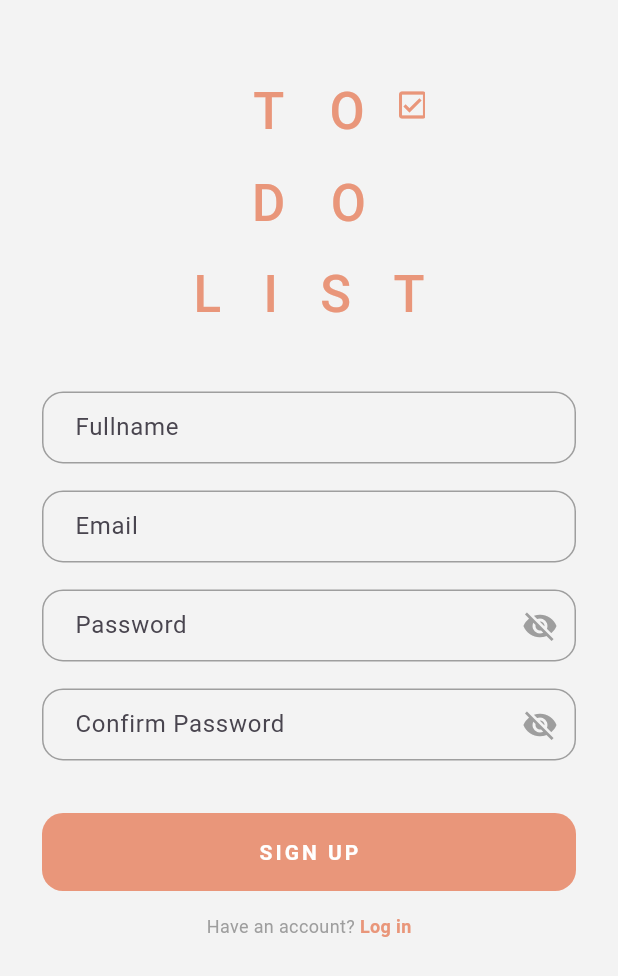
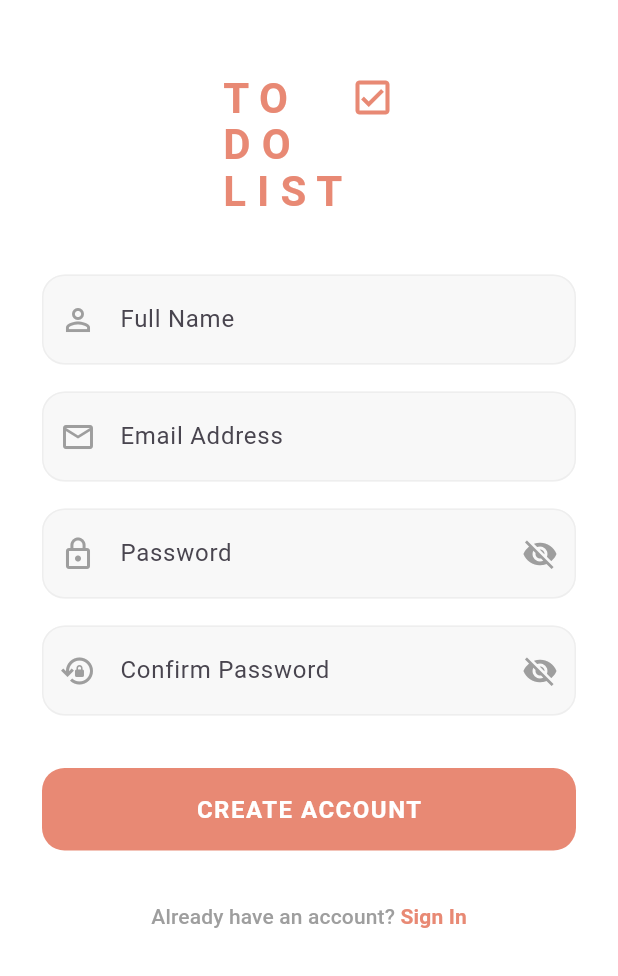
Before and after one commit to Kewqq/todo_app, a Flutter app: the SignUpPage screen opened directly, on a phone screen of 412 x 824 dp. Shown: the top 976 px of the screen. Run offline on Flutter 3.47's test engine with Material 3 defaults, Android fonts, the light colour scheme and no system bars; our stand-ins replace cloud_firestore, firebase_auth, firebase_core; accounts and stored records are empty.

Commit message:
Full App

```diff
--- a/lib/main.dart
+++ b/lib/main.dart
@@ -1,5 +1,6 @@
 import 'package:flutter/material.dart';
 import 'package:firebase_core/firebase_core.dart';
+import 'package:todo_app/screens/home_screen.dart';
 import 'screens/login_screen.dart';
 
 void main() async {
@@ -27,7 +28,7 @@ class MyApp extends StatelessWidget {
         primarySwatch: Colors.red,
         useMaterial3: true,
       ),
-      home: const LoginScreen(),
+      home: const HomeScreen(),
     );
   }
 }
--- a/lib/screens/home_screen.dart
+++ b/lib/screens/home_screen.dart
@@ -92,10 +92,10 @@ class _HomeScreenState extends State<HomeScreen> {
               icon: const Icon(Icons.people_alt, color: Colors.black),
               onPressed: () async {
                 if (context.mounted) {
-                  Navigator.pushAndRemoveUntil(
+                  Navigator.push(
                     context,
                     MaterialPageRoute(builder: (context) => const ProfileScreen()),
-                        (route) => false,
+
                   );
                 }
               })
--- a/lib/screens/signup_register.dart
+++ b/lib/screens/signup_register.dart
@@ -10,7 +10,7 @@ class SignUpPage extends StatefulWidget {
 }
 
 class _SignUpPageState extends State<SignUpPage> {
-  // 1. สร้างตัวแปรรับค่า (เพิ่ม Fullname)
+  // 1. ตัวแปรรับค่า
   final TextEditingController _fullnameController = TextEditingController();
   final TextEditingController _emailController = TextEditingController();
   final TextEditingController _passwordController = TextEditingController();
@@ -22,16 +22,16 @@ class _SignUpPageState extends State<SignUpPage> {
   bool obscure1 = true;
   bool obscure2 = true;
 
-  final Color primary = const Color(0xFFE9967A); // สีส้มพีชตาม Theme
+  final Color primary = const Color(0xFFE88974); // ปรับสีส้มพีชให้ตรงกับหน้า Profile
 
   // --- ฟังก์ชันสมัครสมาชิก ---
   void _handleSignUp() async {
-    String fullname = _fullnameController.text.trim(); // ดึงค่าชื่อ
+    String fullname = _fullnameController.text.trim();
     String email = _emailController.text.trim();
     String password = _passwordController.text.trim();
     String confirmPassword = _confirmPasswordController.text.trim();
 
-    // Validation ตรวจสอบความถูกต้อง (เพิ่มเช็ก fullname)
+    // Validation
     if (fullname.isEmpty || email.isEmpty || password.isEmpty || confirmPassword.isEmpty) {
       _showSnack("กรุณากรอกข้อมูลให้ครบถ้วน");
       return;
@@ -47,18 +47,17 @@ class _SignUpPageState extends State<SignUpPage> {
       return;
     }
 
-    setState(() => _isLoading = true); // เริ่มโหลด
+    setState(() => _isLoading = true);
 
-    // ส่งไปสร้าง User ที่ Firebase
-    var user = await _authService.register(email, password, fullname);
+    // --- จุดที่แก้ไข: เรียงลำดับตัวแปรใหม่ให้ตรงกับ AuthService (fullname, email, password) ---
+    var user = await _authService.register(fullname, email, password);
 
-    setState(() => _isLoading = false); // หยุดโหลด
+    setState(() => _isLoading = false);
 
     if (user != null) {
-      // TODO: ถ้าระบบต้องการเก็บชื่อด้วย คุณอาจจะต้องนำตัวแปร fullname ไปเซฟลง Firestore ที่นี่
-
-      // สมัครสำเร็จ -> ไปหน้า Home (แบบล้างประวัติหน้าเก่าทิ้ง)
       if (mounted) {
+        _showSnack("สมัครสมาชิกสำเร็จ!");
+        // สมัครสำเร็จ -> ไปหน้า Home
         Navigator.pushAndRemoveUntil(
           context,
           MaterialPageRoute(builder: (context) => const HomeScreen()),
@@ -66,7 +65,8 @@ class _SignUpPageState extends State<SignUpPage> {
         );
       }
     } else {
-      _showSnack("สมัครไม่สำเร็จ (อีเมลนี้อาจถูกใช้ไปแล้ว)");
+      // หาก user เป็น null แสดงว่ามี Error ใน AuthService (เช่น Email ซ้ำ หรือ Firestore บันทึกไม่ได้)
+      _showSnack("สมัครไม่สำเร็จ: อีเมลนี้อาจถูกใช้ไปแล้ว หรือเกิดข้อผิดพลาดที่ระบบ");
     }
   }
 
@@ -78,7 +78,7 @@ class _SignUpPageState extends State<SignUpPage> {
   Widget build(BuildContext context) {
     return Scaffold(
       resizeToAvoidBottomInset: true,
-      backgroundColor: const Color(0xFFF3F3F3),
+      backgroundColor: Colors.white,
       body: SafeArea(
         child: SingleChildScrollView(
           child: Padding(
@@ -87,43 +87,26 @@ class _SignUpPageState extends State<SignUpPage> {
               children: [
                 const SizedBox(height: 50),
 
-                // --- LOGO ---
+                // --- LOGO (ดีไซน์เดียวกับหน้า Profile) ---
                 Center(
-                  child: Stack(
-                    alignment: Alignment.topRight,
+                  child: Column(
                     children: [
-                      Column(
-                        mainAxisSize: MainAxisSize.min,
+                      Row(
+                        mainAxisAlignment: MainAxisAlignment.center,
+                        crossAxisAlignment: CrossAxisAlignment.start,
                         children: [
-                          Row(
-                            mainAxisSize: MainAxisSize.min,
+                          Column(
+                            crossAxisAlignment: CrossAxisAlignment.start,
                             children: [
-                              _letter("T"), const SizedBox(width: 30), _letter("O"),
+                              _letter("T O"),
+                              _letter("D O"),
+                              _letter("L I S T"),
                             ],
                           ),
-                          const SizedBox(height: 12),
-                          Row(
-                            mainAxisSize: MainAxisSize.min,
-                            children: [
-                              _letter("D"), const SizedBox(width: 30), _letter("O"),
-                            ],
-                          ),
-                          const SizedBox(height: 12),
-                          Row(
-                            mainAxisSize: MainAxisSize.min,
-                            children: [
-                              _letter("L"), const SizedBox(width: 28),
-                              _letter("I"), const SizedBox(width: 28),
-                              _letter("S"), const SizedBox(width: 28),
-                              _letter("T"),
-                            ],
-                          ),
+                          const SizedBox(width: 5),
+                          Icon(Icons.check_box_outlined, color: primary, size: 30),
                         ],
                       ),
-                      Positioned(
-                        right: -4, top: 8,
-                        child: Icon(Icons.check_box_outlined, color: primary, size: 24),
-                      )
                     ],
                   ),
                 ),
@@ -131,21 +114,22 @@ class _SignUpPageState extends State<SignUpPage> {
                 const SizedBox(height: 40),
 
                 // --- Input Fields ---
-                // เพิ่มช่อง Fullname ตรงนี้
-                _input("Fullname", controller: _fullnameController),
+                _input("Full Name", controller: _fullnameController, icon: Icons.person_outline),
                 const SizedBox(height: 18),
-                _input("Email", controller: _emailController),
+                _input("Email Address", controller: _emailController, icon: Icons.email_outlined),
                 const SizedBox(height: 18),
                 _input("Password",
                     controller: _passwordController,
                     isPass: true,
                     obscure: obscure1,
+                    icon: Icons.lock_outline,
                     toggle: () => setState(() => obscure1 = !obscure1)),
                 const SizedBox(height: 18),
                 _input("Confirm Password",
                     controller: _confirmPasswordController,
                     isPass: true,
                     obscure: obscure2,
+                    icon: Icons.lock_reset_outlined,
                     toggle: () => setState(() => obscure2 = !obscure2)),
 
                 const SizedBox(height: 35),
@@ -153,51 +137,42 @@ class _SignUpPageState extends State<SignUpPage> {
                 // --- SIGN UP BUTTON ---
                 SizedBox(
                   width: double.infinity,
-                  height: 52,
+                  height: 55,
                   child: ElevatedButton(
                     style: ElevatedButton.styleFrom(
                       backgroundColor: primary,
-                      shape: RoundedRectangleBorder(
-                        borderRadius: BorderRadius.circular(14),
-                      ),
+                      shape: RoundedRectangleBorder(borderRadius: BorderRadius.circular(15)),
                       elevation: 0,
                     ),
                     onPressed: _isLoading ? null : _handleSignUp,
                     child: _isLoading
                         ? const CircularProgressIndicator(color: Colors.white)
                         : const Text(
-                      "SIGN UP",
-                      style: TextStyle(
-                        color: Colors.white,
-                        letterSpacing: 2,
-                        fontWeight: FontWeight.w600,
-                      ),
+                      "CREATE ACCOUNT",
+                      style: TextStyle(color: Colors.white, fontSize: 16, fontWeight: FontWeight.bold, letterSpacing: 1),
                     ),
                   ),
                 ),
 
-                const SizedBox(height: 15),
+                const SizedBox(height: 20),
 
                 // --- Link to Login ---
-                GestureDetector(
-                  onTap: () {
-                    Navigator.pop(context); // กดแล้วย้อนกลับไปหน้า Login
-                  },
+                TextButton(
+                  onPressed: () => Navigator.pop(context),
                   child: Text.rich(
                     TextSpan(
-                      text: "Have an account? ",
-                      style: const TextStyle(color: Colors.grey, fontSize: 12),
+                      text: "Already have an account? ",
+                      style: const TextStyle(color: Colors.grey),
                       children: [
                         TextSpan(
-                          text: "Log in",
+                          text: "Sign In",
                           style: TextStyle(color: primary, fontWeight: FontWeight.bold),
                         )
                       ],
                     ),
                   ),
                 ),
-
-                const SizedBox(height: 40),
+                const SizedBox(height: 30),
               ],
             ),
           ),
@@ -209,12 +184,13 @@ class _SignUpPageState extends State<SignUpPage> {
   Widget _letter(String text) {
     return Text(
       text,
-      style: TextStyle(fontSize: 34, fontWeight: FontWeight.w500, color: primary),
+      style: TextStyle(fontSize: 28, fontWeight: FontWeight.bold, color: primary, height: 1.1),
     );
   }
 
   Widget _input(String hint,
-      {bool isPass = false,
+      {required IconData icon,
+        bool isPass = false,
         bool obscure = false,
         VoidCallback? toggle,
         TextEditingController? controller}) {
@@ -223,21 +199,21 @@ class _SignUpPageState extends State<SignUpPage> {
       obscureText: obscure,
       decoration: InputDecoration(
         hintText: hint,
-        contentPadding: const EdgeInsets.symmetric(horizontal: 18),
+        prefixIcon: Icon(icon, color: Colors.grey),
+        filled: true,
+        fillColor: const Color(0xFFF8F8F8),
+        contentPadding: const EdgeInsets.symmetric(vertical: 18),
         enabledBorder: OutlineInputBorder(
-          borderRadius: BorderRadius.circular(14),
-          borderSide: const BorderSide(color: Colors.grey),
+          borderRadius: BorderRadius.circular(15),
+          borderSide: BorderSide(color: Colors.grey.shade200),
         ),
         focusedBorder: OutlineInputBorder(
-          borderRadius: BorderRadius.circular(14),
-          borderSide: BorderSide(color: primary),
+          borderRadius: BorderRadius.circular(15),
+          borderSide: BorderSide(color: primary, width: 1.5),
         ),
         suffixIcon: isPass
             ? IconButton(
-          icon: Icon(
-            obscure ? Icons.visibility_off : Icons.visibility,
-            color: Colors.grey,
-          ),
+          icon: Icon(obscure ? Icons.visibility_off : Icons.visibility, color: Colors.grey),
           onPressed: toggle,
         )
             : null,
```
Also changed, not shown: lib/screens/profile_screen.dart (+56 -77 lines), lib/services/auth_service.dart (+19 -21 lines), 1 other file.
